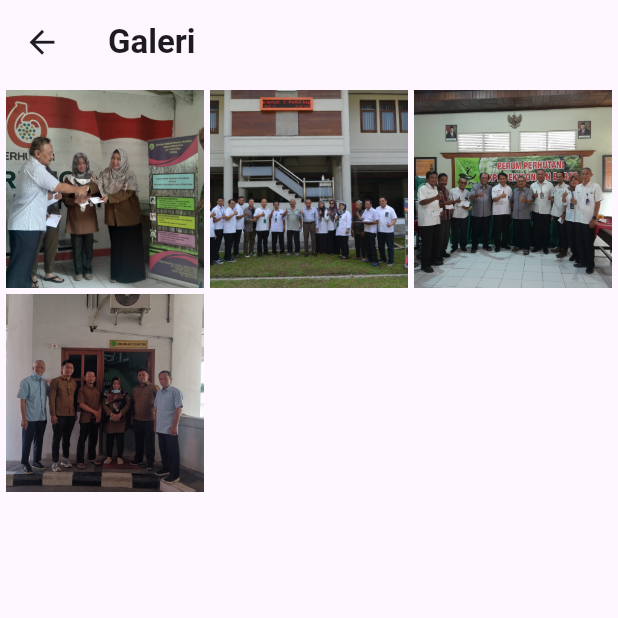
After one commit to indrapuji/jatisejahtera-app, a Flutter app: the GalleryScreen screen opened directly, on a phone screen of 412 x 824 dp, the top half of it. The commit adds this screen. Run offline on Flutter 3.47's test engine with Material 3 defaults, Android fonts, the phone set to English and light mode, and no system bars; our stand-ins replace carousel_slider, dropdown_button2, flutter_animate, font_awesome_flutter, smooth_page_indicator.

Commit message:
galery screen done

```diff
--- a/lib/components/status_banner.dart
+++ b/lib/components/status_banner.dart
@@ -18,7 +18,9 @@ class StatusBanner extends StatelessWidget {
 
   @override
   Widget build(BuildContext context) {
-    return Container(
+    return GestureDetector(
+      onTap: onTap,
+      child: Container(
         padding: const EdgeInsets.symmetric(vertical: 30, horizontal: 16),
         height: 175,
         width: (MediaQuery.of(context).size.width),
@@ -67,6 +69,7 @@ class StatusBanner extends StatelessWidget {
                 )),
           ],
         ),
+      ),
     );
   }
 }
--- /dev/null
+++ b/lib/pages/gallery_screen.dart
@@ -0,0 +1,76 @@
+import 'package:flutter/material.dart';
+import 'package:jatisejahtera/pages/content_screen.dart';
+
+class GalleryScreen extends StatelessWidget {
+  GalleryScreen({super.key});
+
+  final List<Map<String, dynamic>> _galeriList = [
+    {
+      'images': 'assets/image/galeri_1.jpeg',
+      'title': 'Pemberian Bantuan Pendidikan ',
+      'desc':
+          'Pemberian Bantuan Pendidikan kepada 179 siswa putra putri karyawan aktif dan pensiunan di lingkup Wil.kerja Divisi Regional jawa Tengah'
+    },
+    {
+      'images': 'assets/image/galeri_2.jpeg',
+      'title': 'Penyerahan Bantuan Pendidikan',
+      'desc':
+          'Penyerahan bantuan Pendidikan di lingkup wil.kwrja Divisi RegionalJawa Barat'
+    },
+    {
+      'images': 'assets/image/galeri_3.jpeg',
+      'title': 'Penyerahan Bantuan Pendidikan di Jawa Tengah',
+      'desc':
+          'Pemberian Bantuan Pendidikan kepada 179 siswa putra putri karyawan aktif dan pensiunan di lingkup Wil. kerja Divisi Regional Jawa Tengah'
+    },
+    {
+      'images': 'assets/image/galeri_4.jpeg',
+      'title': 'Penyerahan Bantuan Pendidikan',
+      'desc':
+          'Pemberian Bantuan Pendidikan kepada 187 siswa putra putri karyawan aktif dan pensiunan di lingkup Wil. Divisi regional Jawa Timur'
+    },
+  ];
+
+  @override
+  Widget build(BuildContext context) {
+    return Scaffold(
+      appBar: AppBar(
+        title: const Text(
+          'Galeri',
+          style: TextStyle(fontWeight: FontWeight.bold),
+        ),
+        leading: IconButton(
+          onPressed: () => Navigator.pop(context),
+          icon: const Icon(
+            Icons.arrow_back,
+            size: 25,
+          ),
+        ),
+      ),
+      body: Padding(
+        padding: const EdgeInsets.all(4.0),
+        child: GridView.count(
+          crossAxisSpacing: 4,
+          mainAxisSpacing: 4,
+          crossAxisCount: 3,
+          children: <Widget>[
+            ...List.generate(_galeriList.length, (index) {
+              return GestureDetector(
+                onTap: () {
+                  Navigator.push(context, MaterialPageRoute(builder: (context) {
+                    return ContentScreen(
+                        imagesContent: _galeriList[index]['images'],
+                        titleContent: _galeriList[index]['title'],
+                        descContent: _galeriList[index]['desc']);
+                  }));
+                },
+                child: Image.asset(_galeriList[index]['images'],
+                    fit: BoxFit.cover),
+              );
+            })
+          ],
+        ),
+      ),
+    );
+  }
+}
--- a/lib/pages/home_screen.dart
+++ b/lib/pages/home_screen.dart
@@ -9,10 +9,12 @@ import 'package:jatisejahtera/components/status_banner.dart';
 import 'package:jatisejahtera/config/colors.dart';
 import 'package:font_awesome_flutter/font_awesome_flutter.dart';
 import 'package:jatisejahtera/pages/content_screen.dart';
+import 'package:jatisejahtera/pages/gallery_screen.dart';
 import 'package:jatisejahtera/pages/kesehatan_screen.dart';
 import 'package:jatisejahtera/pages/news_screen.dart';
 import 'package:jatisejahtera/pages/pendidikan_screen.dart';
 import 'package:jatisejahtera/pages/perumahan_screen.dart';
+import 'package:jatisejahtera/pages/signup_screen.dart';
 import 'package:jatisejahtera/pages/sosial_screen.dart';
 
 class HomeScreen extends StatelessWidget {
@@ -77,19 +79,27 @@ class HomeScreen extends StatelessWidget {
   final List<Map<String, dynamic>> _galeriList = [
     {
       'images': 'assets/image/galeri_1.jpeg',
-      'title': 'Pemberian Bantuan Pendidikan '
+      'title': 'Pemberian Bantuan Pendidikan ',
+      'desc':
+          'Pemberian Bantuan Pendidikan kepada 179 siswa putra putri karyawan aktif dan pensiunan di lingkup Wil.kerja Divisi Regional jawa Tengah'
     },
     {
       'images': 'assets/image/galeri_2.jpeg',
-      'title': 'Penyerahan Bantuan Pendidikan'
+      'title': 'Penyerahan Bantuan Pendidikan',
+      'desc':
+          'Penyerahan bantuan Pendidikan di lingkup wil.kwrja Divisi RegionalJawa Barat'
     },
     {
       'images': 'assets/image/galeri_3.jpeg',
-      'title': 'Penyerahan Bantuan Pendidikan di Jawa Tengah'
+      'title': 'Penyerahan Bantuan Pendidikan di Jawa Tengah',
+      'desc':
+          'Pemberian Bantuan Pendidikan kepada 179 siswa putra putri karyawan aktif dan pensiunan di lingkup Wil. kerja Divisi Regional Jawa Tengah'
     },
     {
       'images': 'assets/image/galeri_4.jpeg',
-      'title': 'Penyerahan Bantuan Pendidikan'
+      'title': 'Penyerahan Bantuan Pendidikan',
+      'desc':
+          'Pemberian Bantuan Pendidikan kepada 187 siswa putra putri karyawan aktif dan pensiunan di lingkup Wil. Divisi regional Jawa Timur'
     },
   ];
 
@@ -102,7 +112,8 @@ class HomeScreen extends StatelessWidget {
             physics: const ClampingScrollPhysics(),
             slivers: <Widget>[
               SliverAppBar(
-                expandedHeight: 140,
+                // expandedHeight: 160,
+                expandedHeight: MediaQuery.of(context).size.width - 250,
                 flexibleSpace: const FlexibleSpaceBar(
                   background: HeaderCarousel(),
                 ),
@@ -140,13 +151,19 @@ class HomeScreen extends StatelessWidget {
                         ],
                       ),
                     ),
-                    const StatusBanner(
-                      backgroundColor: Color.fromARGB(255, 208, 233, 248),
+                    StatusBanner(
+                      backgroundColor: const Color.fromARGB(255, 208, 233, 248),
                       descText:
                           'Daftarkan dirimu untuk mendapatkan manfaat lebih!',
                       buttonColor: primaryColor,
                       buttonText: 'Daftar',
                       buttonTextColor: Colors.white,
+                      onTap: () {
+                        Navigator.push(context,
+                            MaterialPageRoute(builder: (context) {
+                          return const SignupScreen();
+                        }));
+                      },
                     ),
                     Column(
                       children: [
@@ -219,18 +236,26 @@ class HomeScreen extends StatelessWidget {
                         Container(
                           margin: const EdgeInsets.only(
                               top: 8, left: 16, right: 16),
-                          child: const Row(
+                          child: Row(
                             mainAxisAlignment: MainAxisAlignment.spaceBetween,
                             children: [
-                              Text('Galeri',
+                              const Text('Galeri',
                                   style: TextStyle(
                                       fontWeight: FontWeight.w800,
                                       fontSize: 18)),
-                              Text(
-                                'Lihat semua',
-                                style: TextStyle(
-                                    color: primaryColor,
-                                    fontWeight: FontWeight.bold),
+                              GestureDetector(
+                                child: const Text(
+                                  'Lihat semua',
+                                  style: TextStyle(
+                                      color: primaryColor,
+                                      fontWeight: FontWeight.bold),
+                                ),
+                                onTap: () {
+                                  Navigator.push(context,
+                                      MaterialPageRoute(builder: (context) {
+                                    return GalleryScreen();
+                                  }));
+                                },
                               )
                             ],
                           ),
@@ -246,6 +271,18 @@ class HomeScreen extends StatelessWidget {
                                   titleContent: _galeriList[index]['title'],
                                   itemIndex: index,
                                   itemLength: 4,
+                                  onTap: () {
+                                    Navigator.push(context,
+                                        MaterialPageRoute(builder: (context) {
+                                      return ContentScreen(
+                                          imagesContent: _galeriList[index]
+                                              ['images'],
+                                          titleContent: _galeriList[index]
+                                              ['title'],
+                                          descContent: _galeriList[index]
+                                              ['desc']);
+                                    }));
+                                  },
                                 );
                               }),
                         ),
--- a/lib/pages/login_screen.dart
+++ b/lib/pages/login_screen.dart
@@ -20,6 +20,7 @@ class LoginScreen extends StatelessWidget {
               image: AssetImage(
                 'assets/image/background_jati.png',
               ),
+              fit: BoxFit.contain,
               alignment: Alignment.topCenter)),
       child: Scaffold(
           backgroundColor: Colors.transparent,
--- a/lib/pages/signup_screen.dart
+++ b/lib/pages/signup_screen.dart
@@ -20,6 +20,7 @@ class SignupScreen extends StatelessWidget {
               image: AssetImage(
                 'assets/image/background_jati.png',
               ),
+              fit: BoxFit.contain,
               alignment: Alignment.topCenter)),
       child: Scaffold(
         backgroundColor: Colors.transparent,
--- a/lib/pages/success_screen.dart
+++ b/lib/pages/success_screen.dart
@@ -23,6 +23,7 @@ class SuccessScreen extends StatelessWidget {
               image: AssetImage(
                 'assets/image/background_jati.png',
               ),
+              fit: BoxFit.contain,
               alignment: Alignment.topCenter)),
       child: Scaffold(
           backgroundColor: Colors.transparent,
--- a/lib/pages/welcome_screen.dart
+++ b/lib/pages/welcome_screen.dart
@@ -23,6 +23,7 @@ class WelcomeScreen extends StatelessWidget {
               image: AssetImage(
                 'assets/image/background_jati.png',
               ),
+              fit: BoxFit.contain,
               alignment: Alignment.topCenter)),
       child: Scaffold(
           backgroundColor: Colors.transparent,
```
Also changed, not shown: lib/components/berita.dart (+9 -4 lines), lib/components/galeri_items.dart (+7 -2 lines), lib/pages/news_screen.dart (+9 -0 lines), lib/pages/onboarding_screen.dart (+3 -24 lines), 8 other files. Lines whose indentation alone changed are shown as unchanged.
